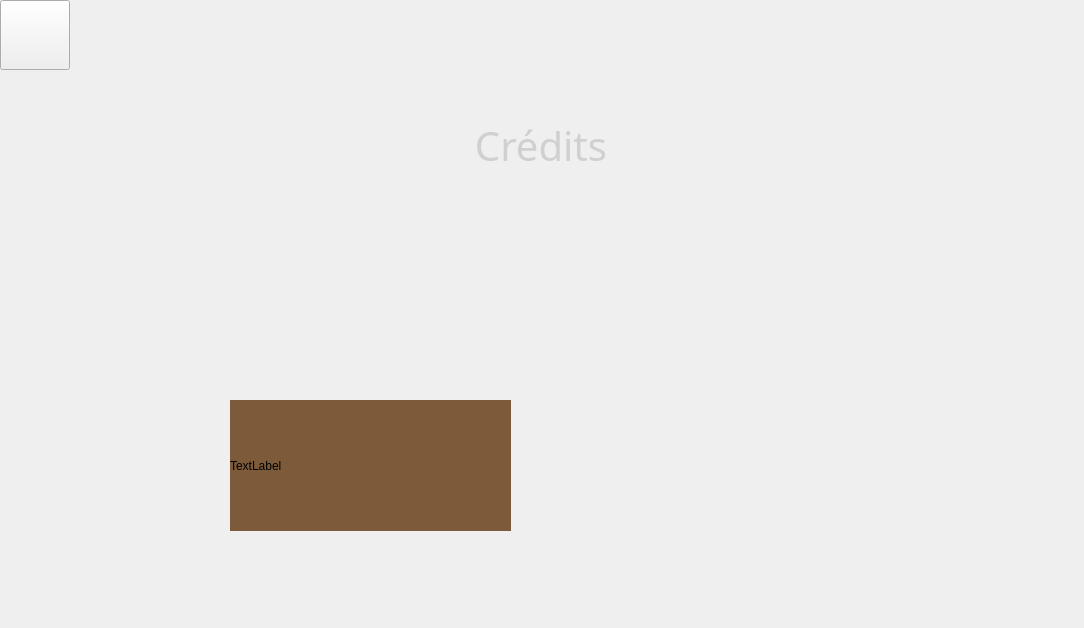
Qt form test_craig/credits.ui (gbequet/time_bomb) before a commit.
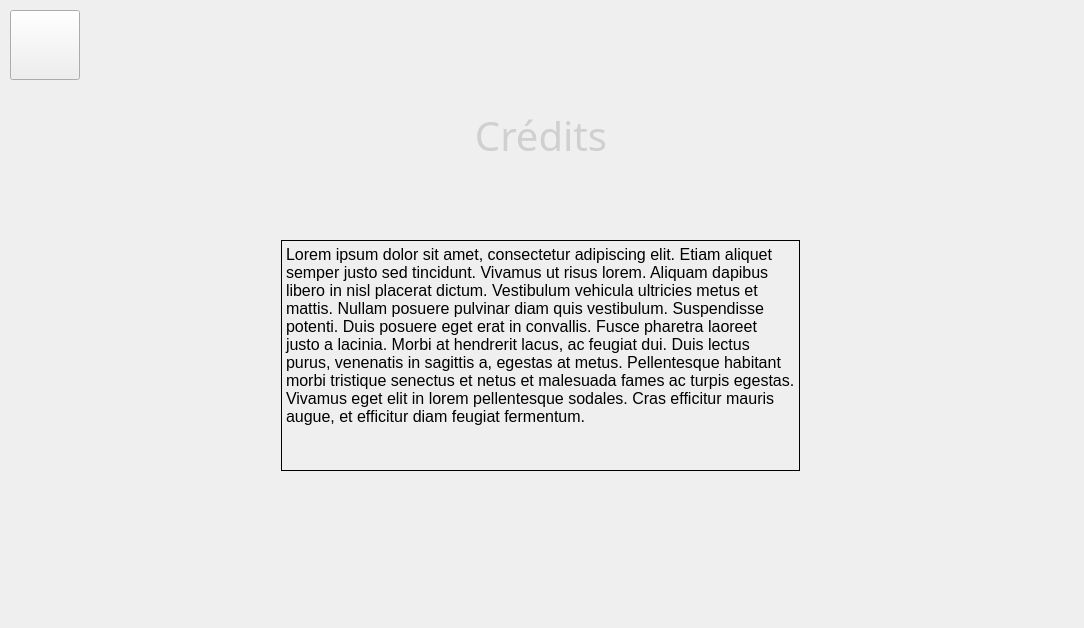
The same form after that commit. Icons and pictures are not drawn.

Commit message: text area in credits

Diff of the .ui file:
```diff
--- a/test_craig/credits.ui
+++ b/test_craig/credits.ui
@@ -19,11 +19,14 @@
   <property name="windowTitle">
    <string>Form</string>
   </property>
+  <property name="layoutDirection">
+   <enum>Qt::LeftToRight</enum>
+  </property>
   <widget class="QPushButton" name="retour_4">
    <property name="geometry">
     <rect>
-     <x>0</x>
-     <y>0</y>
+     <x>10</x>
+     <y>10</y>
      <width>70</width>
      <height>70</height>
     </rect>
@@ -54,9 +57,9 @@
   <widget class="QWidget" name="horizontalLayoutWidget_2">
    <property name="geometry">
     <rect>
-     <x>0</x>
-     <y>80</y>
-     <width>1081</width>
+     <x>10</x>
+     <y>70</y>
+     <width>1061</width>
      <height>131</height>
     </rect>
    </property>
@@ -128,32 +131,99 @@
     </item>
    </layout>
   </widget>
-  <widget class="QLabel" name="label_7">
-   <property name="geometry">
-    <rect>
-     <x>230</x>
-     <y>400</y>
-     <width>281</width>
-     <height>131</height>
-    </rect>
-   </property>
-   <property name="styleSheet">
-    <string notr="true">background-color: #7d5b3a;</string>
-   </property>
-   <property name="text">
-    <string>TextLabel</string>
-   </property>
-  </widget>
   <widget class="QWidget" name="verticalLayoutWidget">
    <property name="geometry">
     <rect>
-     <x>0</x>
-     <y>240</y>
-     <width>1081</width>
-     <height>311</height>
+     <x>10</x>
+     <y>200</y>
+     <width>1061</width>
+     <height>271</height>
     </rect>
    </property>
-   <layout class="QVBoxLayout" name="verticalLayout_2"/>
+   <layout class="QVBoxLayout" name="verticalLayout">
+    <item>
+     <spacer name="verticalSpacer">
+      <property name="orientation">
+       <enum>Qt::Vertical</enum>
+      </property>
+      <property name="sizeType">
+       <enum>QSizePolicy::Preferred</enum>
+      </property>
+      <property name="sizeHint" stdset="0">
+       <size>
+        <width>20</width>
+        <height>40</height>
+       </size>
+      </property>
+     </spacer>
+    </item>
+    <item>
+     <layout class="QHBoxLayout" name="horizontalLayout_4">
+      <item>
+       <spacer name="horizontalSpacer_6">
+        <property name="orientation">
+         <enum>Qt::Horizontal</enum>
+        </property>
+        <property name="sizeHint" stdset="0">
+         <size>
+          <width>40</width>
+          <height>20</height>
+         </size>
+        </property>
+       </spacer>
+      </item>
+      <item>
+       <widget class="QLabel" name="label_3">
+        <property name="sizePolicy">
+         <sizepolicy hsizetype="Fixed" vsizetype="Preferred">
+          <horstretch>0</horstretch>
+          <verstretch>0</verstretch>
+         </sizepolicy>
+        </property>
+        <property name="font">
+         <font>
+          <pointsize>12</pointsize>
+         </font>
+        </property>
+        <property name="styleSheet">
+         <string notr="true">border-width: 1px;
+border-style: solid;
+border-color: black;
+</string>
+        </property>
+        <property name="text">
+         <string>Lorem ipsum dolor sit amet, consectetur adipiscing elit. Etiam aliquet 
+semper justo sed tincidunt. Vivamus ut risus lorem. Aliquam dapibus 
+libero in nisl placerat dictum. Vestibulum vehicula ultricies metus et 
+mattis. Nullam posuere pulvinar diam quis vestibulum. Suspendisse 
+potenti. Duis posuere eget erat in convallis. Fusce pharetra laoreet 
+justo a lacinia. Morbi at hendrerit lacus, ac feugiat dui. Duis lectus 
+purus, venenatis in sagittis a, egestas at metus. Pellentesque habitant 
+morbi tristique senectus et netus et malesuada fames ac turpis egestas. 
+Vivamus eget elit in lorem pellentesque sodales. Cras efficitur mauris 
+augue, et efficitur diam feugiat fermentum.</string>
+        </property>
+        <property name="alignment">
+         <set>Qt::AlignLeading|Qt::AlignLeft|Qt::AlignTop</set>
+        </property>
+       </widget>
+      </item>
+      <item>
+       <spacer name="horizontalSpacer_5">
+        <property name="orientation">
+         <enum>Qt::Horizontal</enum>
+        </property>
+        <property name="sizeHint" stdset="0">
+         <size>
+          <width>40</width>
+          <height>20</height>
+         </size>
+        </property>
+       </spacer>
+      </item>
+     </layout>
+    </item>
+   </layout>
   </widget>
  </widget>
  <resources/>
```
